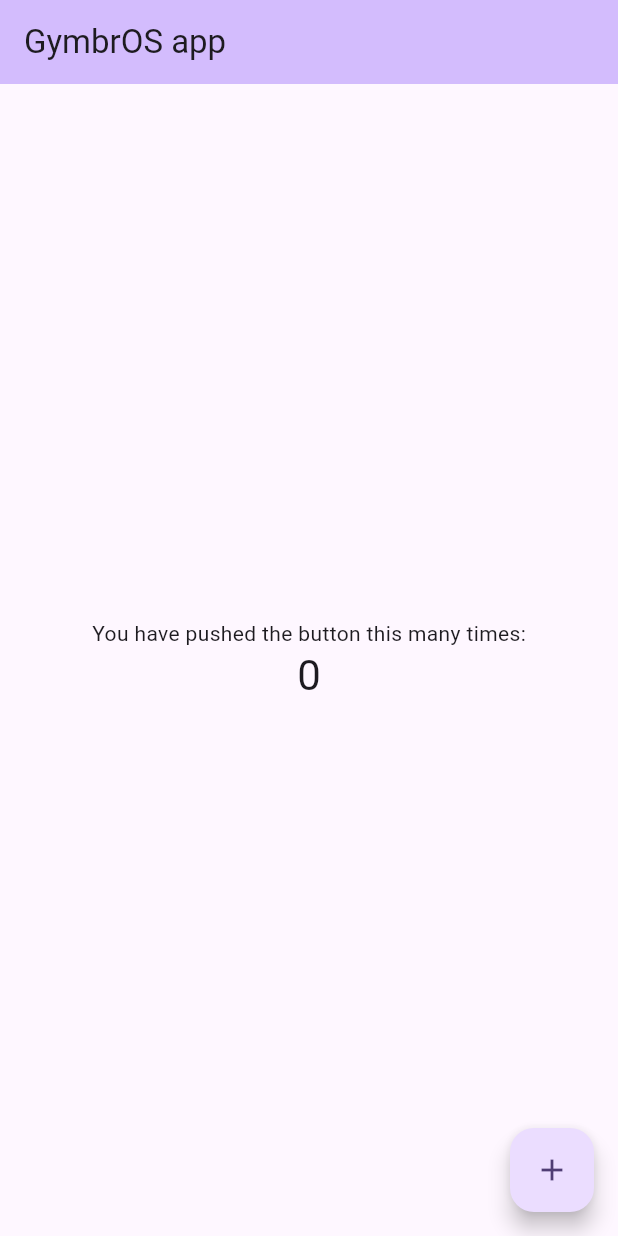
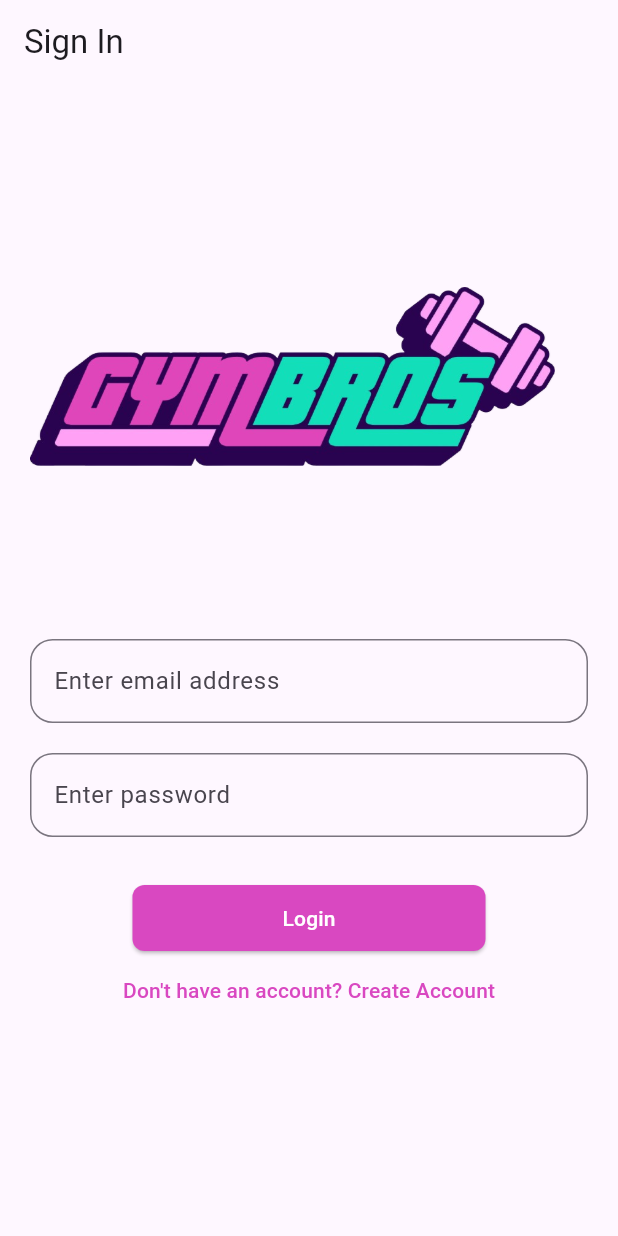
Before and after one commit to Roowka/GymbrOS, a Flutter app: the screen it shows after launch, on a phone screen of 412 x 824 dp. Run offline on Flutter 3.47's test engine with Material 3 defaults, Android fonts, the light colour scheme and no system bars; our stand-ins replace sqflite; accounts and stored records are empty.

Commit message:
feat: page auth + widget + routeur

```diff
--- a/lib/src/features/auth/page/login_page.dart
+++ b/lib/src/features/auth/page/login_page.dart
@@ -0,0 +1,59 @@
+import 'package:flutter/material.dart';
+import 'package:gymbros/src/shared/widget/custom_button.dart';
+import 'package:gymbros/src/shared/widget/custom_text_field.dart';
+import 'package:gymbros/src/shared/utils/constants.dart';
+
+class LoginPage extends StatelessWidget {
+  final TextEditingController emailController = TextEditingController();
+  final TextEditingController passwordController = TextEditingController();
+
+  LoginPage({super.key});
+
+  @override
+  Widget build(BuildContext context) {
+    return Scaffold(
+      appBar: AppBar(title: const Text('Sign In')),
+      body: SingleChildScrollView(
+        padding: const EdgeInsets.all(20),
+        child: Column(
+          crossAxisAlignment: CrossAxisAlignment.start,
+          children: [
+            const Image(
+              image: AssetImage(
+                  'lib/src/shared/assets/GYMBROS_LOGO_REMOVEDBG.png'),
+              width: 350,
+              height: 350,
+            ),
+            CustomTextField(
+                hintText: 'Enter email address', controller: emailController),
+            const SizedBox(height: 20),
+            CustomTextField(
+                hintText: 'Enter password',
+                obscureText: true,
+                controller: passwordController),
+            const SizedBox(height: 30),
+            Center(
+              child: CustomButton(
+                text: 'Login',
+                onPressed: () {
+                  Navigator.pushNamed(context, '/home');
+                },
+              ),
+            ),
+            Center(
+              child: TextButton(
+                onPressed: () {
+                  Navigator.pushNamed(context, '/signup');
+                },
+                child: const Text(
+                  'Don\'t have an account? Create Account',
+                  style: TextStyle(color: AppColors.primaryColor),
+                ),
+              ),
+            )
+          ],
+        ),
+      ),
+    );
+  }
+}
--- a/lib/src/layout.dart
+++ b/lib/src/layout.dart
@@ -1,10 +1,12 @@
 import 'package:flutter/material.dart';
 import 'home.dart';
+import 'features/auth/page/welcome_page.dart';
+import 'features/auth/page/login_page.dart';
+import 'features/auth/page/signup_page.dart';
 
 class MyApp extends StatelessWidget {
   const MyApp({super.key});
 
-  // This widget is the root of your application.
   @override
   Widget build(BuildContext context) {
     return MaterialApp(
@@ -13,7 +15,13 @@ class MyApp extends StatelessWidget {
         colorScheme: ColorScheme.fromSeed(seedColor: Colors.deepPurple),
         useMaterial3: true,
       ),
-      home: const MyHomePage(title: 'GymbrOS app'),
+      initialRoute: '/login',
+      routes: {
+        '/login': (context) => LoginPage(), // Login Page
+        '/signup': (context) => SignUpPage(), // Sign Up Page
+        '/home': (context) =>
+            const MyHomePage(title: 'GymbrOS App'), // Home Page
+      },
     );
   }
 }
--- a/lib/src/shared/utils/constants.dart
+++ b/lib/src/shared/utils/constants.dart
@@ -0,0 +1,11 @@
+import 'package:flutter/material.dart';
+
+class AppColors {
+  static const Color primaryColor = Color(0xFFD948C1);
+
+  static const Color secondaryColor = Color(0xFFF29BEC);
+
+  static const Color thirdColor = Color(0xFF14D9A1);
+
+  static const Color fourthColor = Color(0xFF280459);
+}
--- a/lib/src/shared/widget/custom_button.dart
+++ b/lib/src/shared/widget/custom_button.dart
@@ -0,0 +1,25 @@
+import 'package:flutter/material.dart';
+import 'package:gymbros/src/shared/utils/constants.dart';
+
+class CustomButton extends StatelessWidget {
+  final String text;
+  final VoidCallback onPressed;
+
+  const CustomButton({super.key, required this.text, required this.onPressed});
+
+  @override
+  Widget build(BuildContext context) {
+    return ElevatedButton(
+      onPressed: onPressed,
+      style: ElevatedButton.styleFrom(
+        backgroundColor: AppColors.primaryColor,
+        foregroundColor: Colors.white,
+        shape: RoundedRectangleBorder(
+          borderRadius: BorderRadius.circular(8),
+        ),
+        padding: const EdgeInsets.symmetric(horizontal: 100, vertical: 12),
+      ),
+      child: Text(text),
+    );
+  }
+}
--- /dev/null
+++ b/lib/src/shared/widget/custom_text_field.dart
@@ -0,0 +1,32 @@
+import 'package:flutter/material.dart';
+import 'package:gymbros/src/shared/utils/constants.dart';
+
+class CustomTextField extends StatelessWidget {
+  final String hintText;
+  final bool obscureText;
+  final TextEditingController controller;
+
+  const CustomTextField(
+      {super.key,
+      required this.hintText,
+      this.obscureText = false,
+      required this.controller});
+
+  @override
+  Widget build(BuildContext context) {
+    return TextField(
+      controller: controller,
+      obscureText: obscureText,
+      decoration: InputDecoration(
+        hintText: hintText,
+        border: OutlineInputBorder(
+          borderRadius: BorderRadius.circular(15),
+        ),
+        focusedBorder: OutlineInputBorder(
+          borderRadius: BorderRadius.circular(15),
+          borderSide: const BorderSide(color: AppColors.fourthColor),
+        ),
+      ),
+    );
+  }
+}
--- a/pubspec.yaml
+++ b/pubspec.yaml
@@ -2,7 +2,7 @@ name: gymbros
 description: "A new Flutter project."
 # The following line prevents the package from being accidentally published to
 # pub.dev using `flutter pub publish`. This is preferred for private packages.
-publish_to: 'none' # Remove this line if you wish to publish to pub.dev
+publish_to: "none" # Remove this line if you wish to publish to pub.dev
 
 # The following defines the version and build number for your application.
 # A version number is three numbers separated by dots, like 1.2.43
@@ -31,7 +31,6 @@ dependencies:
   flutter:
     sdk: flutter
 
-
   # The following adds the Cupertino Icons font to your application.
   # Use with the CupertinoIcons class for iOS style icons.
   cupertino_icons: ^1.0.8
@@ -54,11 +53,12 @@ dev_dependencies:
 
 # The following section is specific to Flutter packages.
 flutter:
-
   # The following line ensures that the Material Icons font is
   # included with your application, so that you can use the icons in
   # the material Icons class.
   uses-material-design: true
+  assets:
+    - lib/src/shared/assets/
 
   # To add assets to your application, add an assets section, like this:
   # assets:
```
Also changed, not shown: lib/src/features/auth/page/signup_page.dart (added, +60 -0 lines), lib/src/shared/assets/GYMBROS_LOGO.jpg (added), lib/src/shared/assets/GYMBROS_LOGO_REMOVEDBG.png (added).
